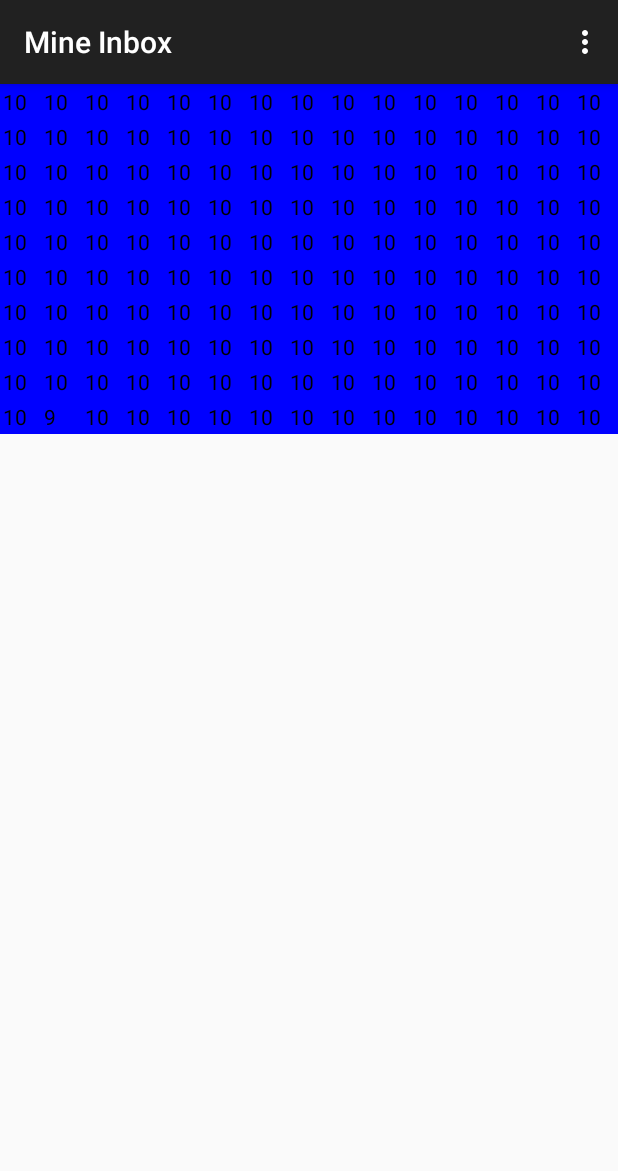
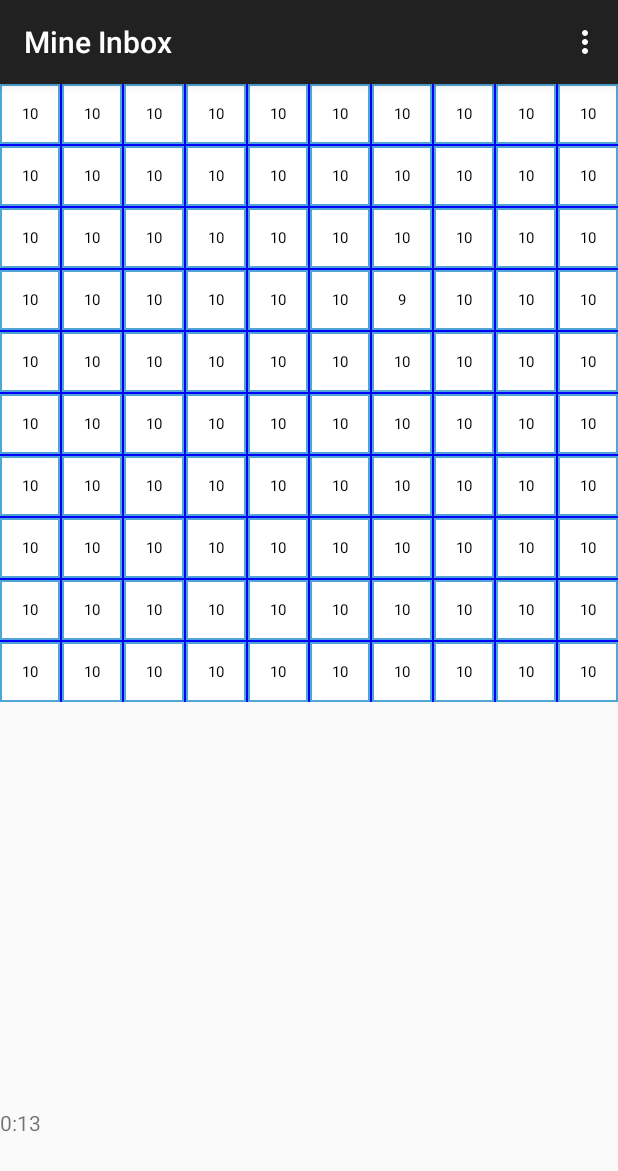
Before and after one commit to zhajnal/MineInbox, an Android app: the screen it shows after launch (MainActivity), after a tap on "10", on a phone screen of 412 x 824 dp. Shown: the top 1171 px of the screen. Run offline under Robolectric (Android 15) with nearby library versions, the phone set to English and light mode, and no system bars.

Commit message:
Mine Field Fragement 2.0

```diff
--- a/app/src/main/java/com/sap/i047525/mineinbox/MineFieldFragment.java
+++ b/app/src/main/java/com/sap/i047525/mineinbox/MineFieldFragment.java
@@ -3,6 +3,7 @@ package com.sap.i047525.mineinbox;
 import android.app.Fragment;
 import android.graphics.Color;
 import android.os.Bundle;
+import android.os.Handler;
 import android.view.LayoutInflater;
 import android.view.View;
 import android.view.ViewGroup;
@@ -11,6 +12,7 @@ import android.widget.ArrayAdapter;
 import android.widget.GridView;
 import android.widget.ImageView;
 import android.widget.RelativeLayout;
+import android.widget.TextView;
 import android.widget.Toast;
 
 import java.util.ArrayList;
@@ -22,14 +24,44 @@ import java.util.Random;
  */
 public class MineFieldFragment extends android.support.v4.app.Fragment {
 
+    //Const
+    private static final int BOMB = 9;
+    private static final int UNPICKED = 10;
+    private static final int FLAGGED = 11;
+
+    //global
     RelativeLayout rl;
     GridView grid;
     List<String> list;
     int[][] mineField;
 
     int rows_num = 10;
-    int cols_num = 15;
+    int cols_num = 10;
     int bomb_num = 10;
+
+
+    //Begin Timer
+    TextView timerView;
+    long startTime = 0;
+
+    //runs without a timer by reposting this handler at the end of the runnable
+    Handler timerHandler = new Handler();
+    Runnable timerRunnable = new Runnable() {
+
+        @Override
+        public void run() {
+            long millis = System.currentTimeMillis() - startTime;
+            int seconds = (int) (millis / 1000);
+            int minutes = seconds / 60;
+            seconds = seconds % 60;
+
+            timerView.setText(String.format("%d:%02d", minutes, seconds));
+
+            timerHandler.postDelayed(this, 500);
+        }
+    };
+
+    //End Timer
 
     public MineFieldFragment() {
     }
@@ -44,32 +76,27 @@ public class MineFieldFragment extends android.support.v4.app.Fragment {
                              Bundle savedInstanceState) {
         final View rootView = inflater.inflate(R.layout.fragment_main, container, false);
 
+        //start timer
+        timerView = (TextView)rootView.findViewById(R.id.timerView);
+        startTimer();
+
+
         rl=(RelativeLayout) rootView.findViewById(R.id.rl);
         grid =new GridView(getActivity());
+
+        grid.setVerticalSpacing(2);
+        grid.setHorizontalSpacing(2);
+        grid.setGravity(View.TEXT_ALIGNMENT_CENTER);
+        grid.setStretchMode(GridView.STRETCH_COLUMN_WIDTH);
+
         list=new ArrayList<String> ();
-
-        /*for (int i = 0; i < rows_num; i++) {
-            for (int j = 0; j < cols_num; j++) {
-                /*String str = Integer.toString(i) + ";" + Integer.toString(j);
-                list.add(str);*/
-
-                /*mineField[i][j] = 10;
-                if (nrOfBomb < bomb_num) {
-                    Boolean isBomb = new Random().nextBoolean();
-                    if (isBomb == true) {
-                        mineField[i][j] = 9;
-                        nrOfBomb++;
-                    }
-                }
-                list.add((String) Integer.toString(mineField[i][j]));
-            }
-        }*/
 
         initMineField(rows_num, cols_num);
 
         ArrayAdapter<String> adp=new ArrayAdapter<String> (getActivity(),
                 R.layout.text_view_layout,list);
         grid.setNumColumns(cols_num);
+
         grid.setBackgroundColor(Color.BLUE);
         grid.setAdapter(adp);
         rl.addView(grid);
@@ -78,15 +105,34 @@ public class MineFieldFragment extends android.support.v4.app.Fragment {
 
             @Override
             public void onItemClick(AdapterView<?> arg0, View arg1, int arg2, long arg3) {
-                int row = arg2 / cols_num;
+                /*int row = arg2 / cols_num;
                 int col = arg2 % cols_num;
 
-                /*Toast.makeText(getActivity(), list.get(arg2) + ": " +
-                                Integer.toString(mineField[row][col]),
-                        Toast.LENGTH_SHORT).show();*/
+                //Toast.makeText(getActivity(), list.get(arg2) + ": " +
+                //                Integer.toString(mineField[row][col]),
+                //        Toast.LENGTH_SHORT).show();
                 Toast.makeText(getActivity(), list.get(arg2) + ": " +
                                 Integer.toString(row) + "-" + Integer.toString(col),
                         Toast.LENGTH_SHORT).show();
+                arg1.setBackgroundColor(Color.RED);
+
+                int test[][] = getNeighbours(arg2);*/
+
+                if (isUnpicked(arg2)) {
+                    if (isBomb(arg2)) {
+                        //Game Over
+                        stopTimer();
+                        Toast.makeText(getActivity(), R.string.bomb_picked,
+                                Toast.LENGTH_SHORT).show();
+                        arg1.setBackgroundColor(Color.RED);
+                    } else {
+
+                    }
+                } else {
+                    //already picked
+                    Toast.makeText(getActivity(), R.string.already_picked,
+                            Toast.LENGTH_SHORT).show();
+                }
 
             }
         });
@@ -94,20 +140,27 @@ public class MineFieldFragment extends android.support.v4.app.Fragment {
         return rootView;
     }
 
+    @Override
+    public void onPause() {
+        super.onPause();
+        stopTimer();
+    }
+
     public void initMineField(int rows, int cols) {
         mineField = new int[rows][cols];
         for (int i = 0; i < rows; i++) {
             for (int j = 0; j < cols; j++) {
-                mineField[i][j] = 10;
+                mineField[i][j] = UNPICKED;
                 list.add((String) Integer.toString(mineField[i][j]));
+                //list.add("");
             }
         }
 
         for (int i = 0; i < bomb_num; i++) {
             Random r = new Random();
             int listPos = r.nextInt(rows_num * cols_num);
+            mineField[getRowForListPos(listPos)][getColForListPos(listPos)] = BOMB;
             list.set(listPos, "9");
-            mineField[getRowForListPos(listPos)][getColForListPos(listPos)] = 9;
         }
     }
 
@@ -122,4 +175,71 @@ public class MineFieldFragment extends android.support.v4.app.Fragment {
     public int getListPos(int row, int col) {
         return row * cols_num + col;
     }
+
+    public boolean isUnpicked(int listPos) {
+        if (mineField[getRowForListPos(listPos)][getColForListPos(listPos)] == UNPICKED ||
+                mineField[getRowForListPos(listPos)][getColForListPos(listPos)] == FLAGGED ||
+                mineField[getRowForListPos(listPos)][getColForListPos(listPos)] == BOMB) {
+            return true;
+        } else {
+            return false;
+        }
+    }
+
+    public boolean isBomb(int listPos) {
+        return mineField[getRowForListPos(listPos)][getColForListPos(listPos)] == BOMB;
+    }
+
+    public void startTimer() {
+        startTime = System.currentTimeMillis();
+        timerHandler.postDelayed(timerRunnable, 0);
+    }
+
+    public void stopTimer() {
+        timerHandler.removeCallbacks(timerRunnable);
+    }
+
+    public int[][] getNeighbours(int listPos) {
+        int[][] tmp = new int[8][2];
+        int index = 0;
+        int col = getColForListPos(listPos);
+        int row = getRowForListPos(listPos);
+
+        int col_tmp;
+        int row_tmp;
+
+        for (int i = -1; i < 2; i++) {
+            col_tmp = col + i;
+            if (col_tmp < 0) {
+                continue;
+            }
+            if (col_tmp > cols_num) {
+                continue;
+            }
+            for (int j = -1; j < 2; j++) {
+                row_tmp = row + j;
+                if (row_tmp < 0) {
+                    continue;
+                }
+                if (row_tmp > rows_num) {
+                    continue;
+                }
+                if (col == col_tmp && row == row_tmp) {continue;}
+
+                tmp[index][0] = row_tmp;
+                tmp[index][1] = col_tmp;
+                index++;
+            }
+        }
+        int[][] result = new int[index][2];
+        for (int i = 0; i < index; i++) {
+            result[i][0] = tmp[i][0];
+            result[i][1] = tmp[i][1];
+        }
+
+        return result;
+    }
+    public void recalculateMineField(int listPos) {
+
+    }
 }
--- /dev/null
+++ b/app/src/main/res/drawable/back.xml
@@ -0,0 +1,6 @@
+<?xml version="1.0" encoding="utf-8"?>
+
+  <shape xmlns:android="http://schemas.android.com/apk/res/android" android:shape="rectangle" >
+        <solid android:color="#ffffff" />
+        <stroke android:width="1dip" android:color="#4fa5d5"/>
+    </shape>
--- a/app/src/main/res/layout/fragment_main.xml
+++ b/app/src/main/res/layout/fragment_main.xml
@@ -1,18 +1,35 @@
-<RelativeLayout xmlns:android="http://schemas.android.com/apk/res/android"
-    xmlns:tools="http://schemas.android.com/tools"
+<LinearLayout xmlns:android="http://schemas.android.com/apk/res/android"
+    android:orientation="vertical"
     android:layout_width="match_parent"
-    android:layout_height="match_parent"
-    android:id="@+id/rl">
+    android:layout_height="match_parent">
 
-<!--<GridView-->
-    <!--android:id="@+id/gridView1"-->
-    <!--android:layout_width="match_parent"-->
-    <!--android:layout_height="wrap_content"-->
-    <!--android:layout_alignParentLeft="true"-->
-    <!--android:layout_alignParentTop="true"-->
-    <!--android:background="#7CFC00"-->
-     <!-->-->
-<!--</GridView>-->
+    <RelativeLayout xmlns:android="http://schemas.android.com/apk/res/android"
+        xmlns:tools="http://schemas.android.com/tools"
+        android:layout_width="match_parent"
+        android:layout_height="match_parent"
+        android:layout_weight="1"
+        android:id="@+id/rl">
 
 
-</RelativeLayout>
+    </RelativeLayout>
+
+    <RelativeLayout
+        android:layout_width="fill_parent"
+        android:layout_height="fill_parent"
+        android:layout_weight="8">
+
+        <TextView
+            android:layout_width="wrap_content"
+            android:layout_height="wrap_content"
+            android:text="Timer: "
+            android:id="@+id/timerView"
+            android:layout_alignParentBottom="false"
+            android:layout_alignParentRight="false"
+            android:layout_alignParentEnd="false"
+            android:layout_gravity="right"
+            android:layout_alignParentStart="true"
+            android:layout_alignParentTop="true"
+            android:layout_alignParentLeft="true" />
+    </RelativeLayout>
+
+</LinearLayout>
--- a/app/src/main/res/layout/text_view_layout.xml
+++ b/app/src/main/res/layout/text_view_layout.xml
@@ -1,13 +1,16 @@
 <?xml version="1.0" encoding="utf-8"?>
 
 <TextView xmlns:android="http://schemas.android.com/apk/res/android"
-    android:layout_width="match_parent"
-    android:layout_height="wrap_content"
-    android:gravity="center_vertical"
+    android:layout_width="40dp"
+    android:layout_height="40dp"
+    android:textSize="10sp"
+    android:gravity="center"
     android:id="@+id/text_view_layout"
     android:padding="2dp"
     android:textColor="#000000"
     android:paddingLeft="2dp"
     android:paddingTop="2dp"
     android:paddingRight="2dp"
-    android:paddingBottom="2dp" />
+    android:paddingBottom="2dp"
+    android:background="@drawable/back"
+   />
--- a/app/src/main/res/values/strings.xml
+++ b/app/src/main/res/values/strings.xml
@@ -2,4 +2,6 @@
     <string name="app_name">Mine Inbox</string>
     <string name="hello_world">Hello world!</string>
     <string name="action_settings">Settings</string>
+    <string name="already_picked">Item already tapped</string>
+    <string name="bomb_picked">It is a bomb!!! Game over</string>
 </resources>
```
